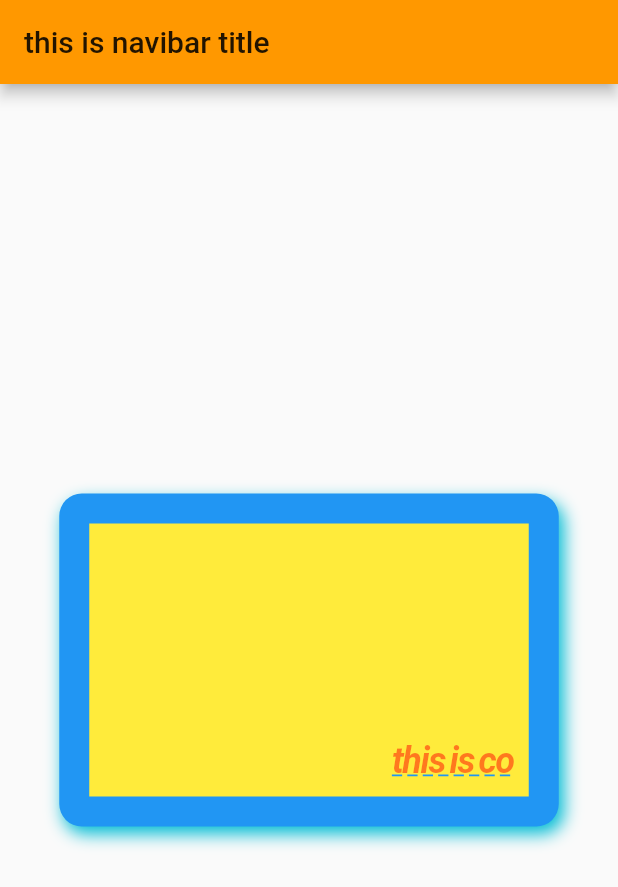
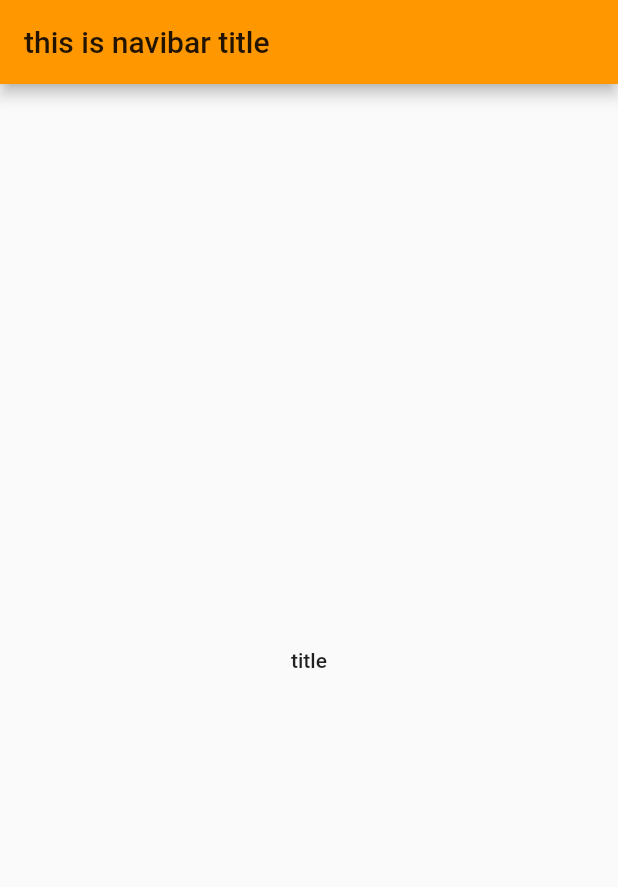
Before and after one commit to hhcszgd/Flutter_app1, a Flutter app: the screen it shows after launch, on a phone screen of 412 x 824 dp. Shown: the top 887 px of the screen. Run offline on Flutter 3.47's test engine with Material 2 defaults, Android fonts, the phone set to English and light mode, and no system bars.

Commit message:
add TextAndContainerUseage file

```diff
--- a/lib/main.dart
+++ b/lib/main.dart
@@ -1,7 +1,7 @@
 
 
 import 'package:flutter/material.dart';
-
+import 'TextAndContainerUseage.dart';
 void main(){
   runApp(
     MyApp()
@@ -17,7 +17,7 @@ class MyApp extends StatelessWidget{
         appBar:AppBar(
             title: Text("this is navibar title"),
         ),
-        body: HomePage()
+        body: HomePageWithButton()
 
       ),
       theme: ThemeData(primaryColor: Colors.orange),
@@ -25,77 +25,6 @@ class MyApp extends StatelessWidget{
     );
   }
 }
-
-class HomePage extends StatelessWidget{
-  @override
-  Widget build(BuildContext context) {
-    // TODO: implement build
-    return Center(
-      child: Container(
-        child: Text(
-          "this is co",
-          textAlign: TextAlign.right,//居中,居左,还是居右
-          style: TextStyle(
-            color: Color.fromARGB(125, 255, 0, 0),
-            fontSize: 12,
-            letterSpacing: -1 ,//字间距
-            wordSpacing: -2,//单词之间的间隙
-            fontWeight: FontWeight.bold ,//加粗还是正常
-            fontStyle: FontStyle.italic, // 斜体
-            decoration: TextDecoration.underline,//下划线
-            decorationColor: Colors.blue,//文字装饰线(下划线)颜色
-            decorationStyle: TextDecorationStyle.dashed//装饰线为虚线
-          ),
-          overflow: TextOverflow.ellipsis,//可以配合maxLines使用,当文字超出控件时(fade)渐隐还是,(fade)换行,还是(ellipsis)...
-          maxLines: 1,
-          textScaleFactor: 2,//字体放大两倍
-        ),
-        width: 333,
-        height: 222,
-        decoration: BoxDecoration(
-          color: Colors.yellow,
-          border: Border.all(
-            color: Colors.blue,
-            width: 20
-          ),
-            borderRadius: BorderRadius.all(Radius.circular(15)),
-            boxShadow: [
-              BoxShadow(
-              color: Colors.cyan,
-              offset: Offset(3, 5) ,
-                  blurRadius:9//虚化程度
-            )
-            ]
-
-        ),
-        margin: EdgeInsets.all(22),//表示当前container与外部其它组件的距离
-        padding: EdgeInsets.all(10),//container与边缘child之间的距离
-//        transform: Matrix4.translationValues(100, 0, 0),//x方向位移100
-//        transform: Matrix4.rotationZ(0.2),//沿z轴旋转
-//        transform: Matrix4.diagonal3Values(1.2, 1, 1),//沿X轴放大1.2倍
-        alignment: Alignment.bottomRight,//居右下
-
-//        color: Colors.red,//这个参数和decoration只能传其中一个
-      )
-    );
-  }
-}
-
-
-
-
-
-
-
-
-
-
-
-
-
-
-
-
 
 
 
```
Also changed, not shown: lib/TextAndContainerUseage.dart (added, +75 -0 lines).
